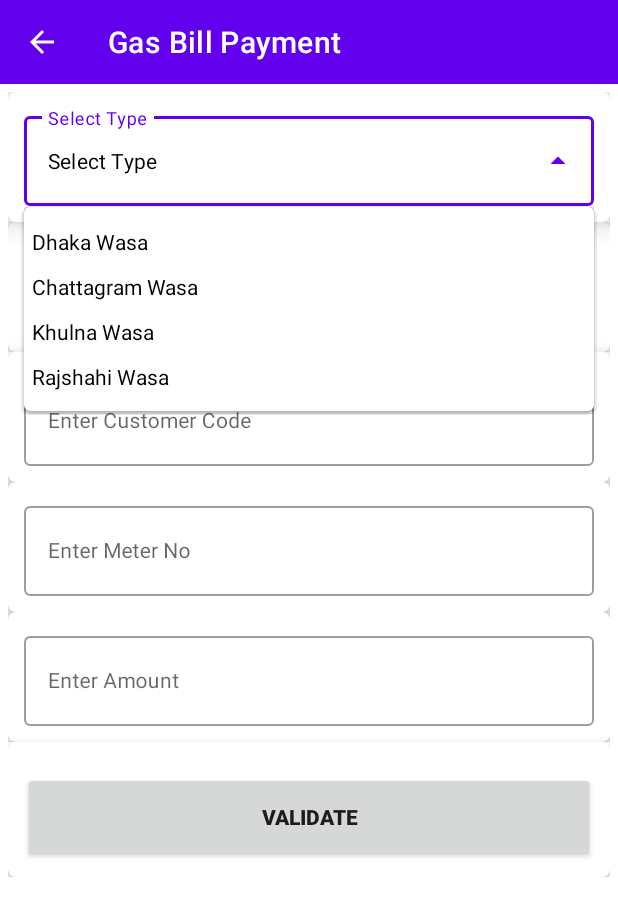
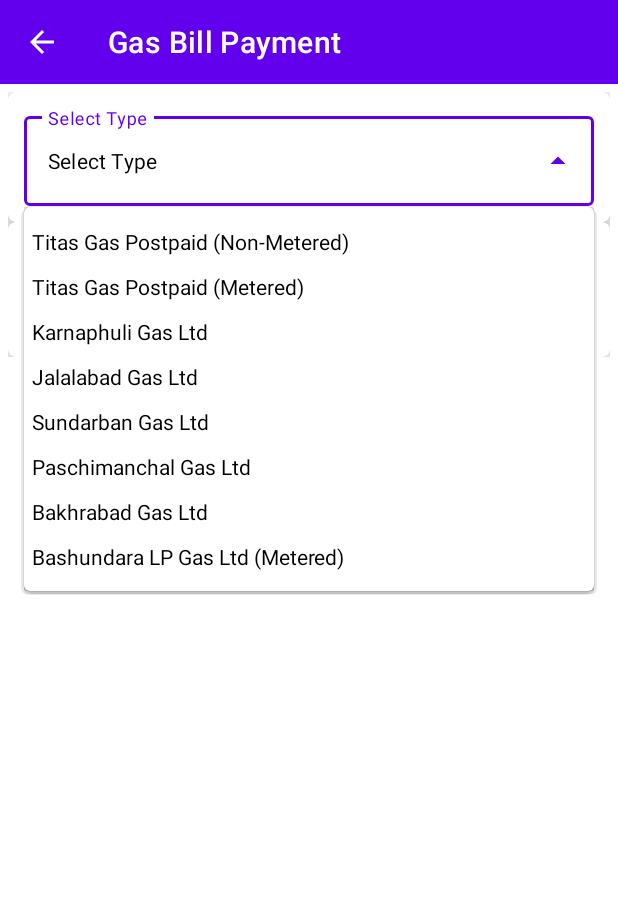
Before and after one commit to emonrait/Dynamic-Utility, an Android app: the GASBillPayment screen opened directly, with no data from a screen before it, after a tap on an icon or button, on a phone screen of 412 x 824 dp. Shown: the top 916 px of the screen. Run offline under Robolectric (Android 15) with nearby library versions, the light colour scheme and no system bars.

Commit message:
update module

```diff
--- a/app/src/main/java/com/emon/raihan/dynamicutility/view/GASBillPayment.kt
+++ b/app/src/main/java/com/emon/raihan/dynamicutility/view/GASBillPayment.kt
@@ -3,17 +3,28 @@
 import android.content.Intent
 import androidx.appcompat.app.AppCompatActivity
 import android.os.Bundle
+import android.view.View
 import android.widget.ArrayAdapter
+import android.widget.LinearLayout
 import androidx.appcompat.widget.Toolbar
+import androidx.cardview.widget.CardView
 import com.emon.raihan.dynamicutility.R
 import com.emon.raihan.dynamicutility.model.CodeDesOptions
 import com.emon.raihan.dynamicutility.util.CustomActivityClear
 import com.google.android.material.textfield.MaterialAutoCompleteTextView
+import com.google.android.material.textfield.TextInputLayout
 import java.util.*
 
 class GASBillPayment : AppCompatActivity() {
     private lateinit var toolbar: Toolbar
     private lateinit var sp_bill_type_value: MaterialAutoCompleteTextView
+    private lateinit var input_value_param_layout: LinearLayout
+    private lateinit var year_month_layout: LinearLayout
+    private lateinit var customer_code_input_cardview: CardView
+    private lateinit var meter_no_input_cardview: CardView
+    private lateinit var invoice_no_input_cardview: CardView
+    private lateinit var input_mobile_no_cardview: CardView
+    private lateinit var customer_code_input: TextInputLayout
 
     var codeDesOptions: ArrayList<CodeDesOptions> = ArrayList<CodeDesOptions>()
     var billType = ""
@@ -23,6 +34,13 @@
 
         toolbar = findViewById(R.id.toolbar)
         sp_bill_type_value = findViewById(R.id.sp_bill_type_value)
+        year_month_layout = findViewById(R.id.year_month_layout)
+        customer_code_input_cardview = findViewById(R.id.customer_code_input_cardview)
+        customer_code_input = findViewById(R.id.customer_code_input)
+        meter_no_input_cardview = findViewById(R.id.meter_no_input_cardview)
+        invoice_no_input_cardview = findViewById(R.id.invoice_no_input_cardview)
+        input_mobile_no_cardview = findViewById(R.id.input_mobile_no_cardview)
+        input_value_param_layout = findViewById(R.id.input_value_param_layout)
 
         setSupportActionBar(toolbar)
         Objects.requireNonNull(supportActionBar)?.setHomeButtonEnabled(true)
@@ -31,14 +49,18 @@
 
         toolbar.setNavigationOnClickListener {
             val intent = Intent(this, MainActivity::class.java)
-           CustomActivityClear.doClearActivity(intent,this)
+            CustomActivityClear.doClearActivity(intent, this)
         }
 
-
-        codeDesOptions.add(CodeDesOptions("Dhaka Wasa", "DWASA"))
-        codeDesOptions.add(CodeDesOptions("Chattagram Wasa", "CWASA"))
-        codeDesOptions.add(CodeDesOptions("Khulna Wasa", "KWASA"))
-        codeDesOptions.add(CodeDesOptions("Rajshahi Wasa", "RWASA"))
+        input_value_param_layout.visibility=View.GONE
+        codeDesOptions.add(CodeDesOptions("Titas Gas Postpaid (Non-Metered)", "TGPNM"))
+        codeDesOptions.add(CodeDesOptions("Titas Gas Postpaid (Metered)", "TGPM"))
+        codeDesOptions.add(CodeDesOptions("Karnaphuli Gas Ltd", "KGL"))
+        codeDesOptions.add(CodeDesOptions("Jalalabad Gas Ltd", "JGLS"))
+        codeDesOptions.add(CodeDesOptions("Sundarban Gas Ltd", "SGLS"))
+        codeDesOptions.add(CodeDesOptions("Paschimanchal Gas Ltd", "PGLS"))
+        codeDesOptions.add(CodeDesOptions("Bakhrabad Gas Ltd", "BGL"))
+        codeDesOptions.add(CodeDesOptions("Bashundara LP Gas Ltd (Metered)", "BLPGLM"))
         val arrayAdapter = ArrayAdapter(this, R.layout.dropdown_item, codeDesOptions)
         sp_bill_type_value.setAdapter(arrayAdapter)
 
@@ -46,6 +68,42 @@
         sp_bill_type_value.setOnItemClickListener { parent, arg1, position, id ->
             billType = codeDesOptions[position].code.toString()
 
+            if (billType.endsWith("GLS")) {
+                year_month_layout.visibility = View.VISIBLE
+                customer_code_input_cardview.visibility = View.VISIBLE
+                meter_no_input_cardview.visibility = View.GONE
+                invoice_no_input_cardview.visibility = View.GONE
+                input_mobile_no_cardview.visibility = View.GONE
+                customer_code_input.hint = "Enter Grahohk Shonket no."
+            } else if (billType.equals("KGL")) {
+                year_month_layout.visibility = View.GONE
+                customer_code_input_cardview.visibility = View.VISIBLE
+                meter_no_input_cardview.visibility = View.GONE
+                invoice_no_input_cardview.visibility = View.GONE
+                input_mobile_no_cardview.visibility = View.VISIBLE
+                customer_code_input.hint = "Enter Bill Account Number"
+            } else if (billType.equals("TGPM")) {
+                year_month_layout.visibility = View.GONE
+                customer_code_input_cardview.visibility = View.VISIBLE
+                meter_no_input_cardview.visibility = View.GONE
+                invoice_no_input_cardview.visibility = View.VISIBLE
+                input_mobile_no_cardview.visibility = View.GONE
+                customer_code_input.hint = "Enter Customer No"
+            } else if (billType.equals("TGPNM")) {
+                year_month_layout.visibility = View.VISIBLE
+                customer_code_input_cardview.visibility = View.VISIBLE
+                meter_no_input_cardview.visibility = View.GONE
+                invoice_no_input_cardview.visibility = View.GONE
+                input_mobile_no_cardview.visibility = View.VISIBLE
+                customer_code_input.hint = "Enter Customer Code"
+            } else if(billType.equals("BLPGLM")){
+                year_month_layout.visibility = View.GONE
+                customer_code_input_cardview.visibility = View.GONE
+                meter_no_input_cardview.visibility = View.VISIBLE
+                invoice_no_input_cardview.visibility = View.GONE
+                input_mobile_no_cardview.visibility = View.GONE
+            }
+
 
         }
     }
--- a/app/src/main/res/layout/gas_input_layout.xml
+++ b/app/src/main/res/layout/gas_input_layout.xml
@@ -45,6 +45,11 @@
 
         </androidx.cardview.widget.CardView>
 
+ <LinearLayout
+     android:id="@+id/input_value_param_layout"
+     android:layout_width="match_parent"
+     android:layout_height="wrap_content"
+     android:orientation="vertical">
      <LinearLayout
          android:id="@+id/year_month_layout"
          android:layout_width="match_parent"
@@ -191,7 +196,7 @@
      </androidx.cardview.widget.CardView>
 
      <androidx.cardview.widget.CardView
-            android:id="@+id/input_amount_cardview"
+         android:id="@+id/invoice_no_input_cardview"
          android:layout_width="match_parent"
          android:layout_height="wrap_content"
          android:elevation="@dimen/margin_10"
@@ -201,16 +206,50 @@
 
 
          <com.google.android.material.textfield.TextInputLayout
-                android:id="@+id/amount_input"
+             android:id="@+id/invoice_no_input"
              style="@style/Widget.MaterialComponents.TextInputLayout.OutlinedBox"
              android:layout_width="match_parent"
              android:layout_height="match_parent"
              android:layout_margin="@dimen/margin_5"
-                android:hint="@string/amount"
+             android:hint="@string/invoice_no"
              android:padding="@dimen/padding_5">
 
              <com.google.android.material.textfield.TextInputEditText
-                    android:id="@+id/et_amount_value"
+                 android:id="@+id/et_invoice_no_value"
+                 android:layout_width="match_parent"
+                 android:layout_height="60dp"
+                 android:inputType="number"
+                 android:padding="@dimen/padding_5"
+                 android:singleLine="true"
+                 android:textColor="@color/black"
+                 android:textSize="@dimen/textsize_base" />
+
+         </com.google.android.material.textfield.TextInputLayout>
+
+
+     </androidx.cardview.widget.CardView>
+
+     <androidx.cardview.widget.CardView
+         android:id="@+id/input_mobile_no_cardview"
+         android:layout_width="match_parent"
+         android:layout_height="wrap_content"
+         android:elevation="@dimen/margin_10"
+         android:visibility="visible"
+         app:cardCornerRadius="@dimen/margin_5"
+         app:cardElevation="@dimen/margin_10">
+
+
+         <com.google.android.material.textfield.TextInputLayout
+             android:id="@+id/mobile_no_input"
+             style="@style/Widget.MaterialComponents.TextInputLayout.OutlinedBox"
+             android:layout_width="match_parent"
+             android:layout_height="match_parent"
+             android:layout_margin="@dimen/margin_5"
+             android:hint="@string/mobile_number"
+             android:padding="@dimen/padding_5">
+
+             <com.google.android.material.textfield.TextInputEditText
+                 android:id="@+id/et_mobile_no_value"
                  android:layout_width="match_parent"
                  android:layout_height="60dp"
                  android:inputType="number"
@@ -249,6 +288,7 @@
 
 
         </androidx.cardview.widget.CardView>
+ </LinearLayout>
 
 
 </RelativeLayout>
--- a/app/src/main/res/values/strings.xml
+++ b/app/src/main/res/values/strings.xml
@@ -41,4 +41,6 @@
     <string name="bill_type">Bill Type</string>
     <string name="quantity">Amount</string>
     <string name="app_slogan">Welcome to Dynamic Utility Bill Collection</string>
+    <string name="invoice_no">Enter Invoice No</string>
+    <string name="mobile_number">Enter Mobile Number</string>
 </resources>
```
Also changed, not shown: app/src/main/AndroidManifest.xml (+18 -0 lines), app/src/main/java/com/emon/raihan/dynamicutility/view/EductaionBillPayment.kt (added, +52 -0 lines), app/src/main/java/com/emon/raihan/dynamicutility/view/InsuranceBillPayment.kt (added, +52 -0 lines), app/src/main/java/com/emon/raihan/dynamicutility/view/InternetBillPayment.kt (added, +52 -0 lines), app/src/main/java/com/emon/raihan/dynamicutility/view/MainActivity.kt (+8 -4 lines), app/src/main/res/layout/activity_eductaion_bill_payment.xml (added, +62 -0 lines), app/src/main/res/layout/activity_insurance_bill_payment.xml (added, +62 -0 lines), app/src/main/res/layout/activity_internet_bill_payment.xml (added, +62 -0 lines). Lines whose indentation alone changed are shown as unchanged.
